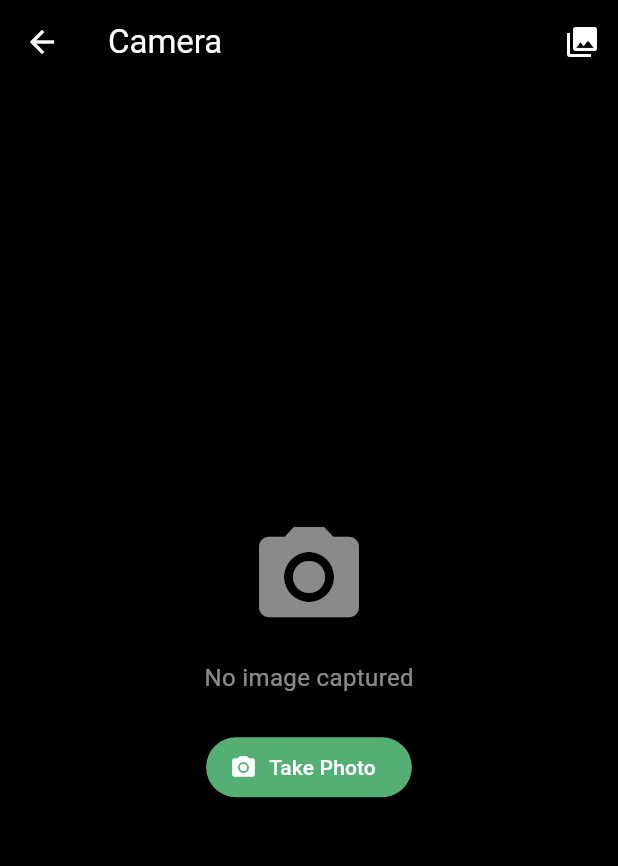
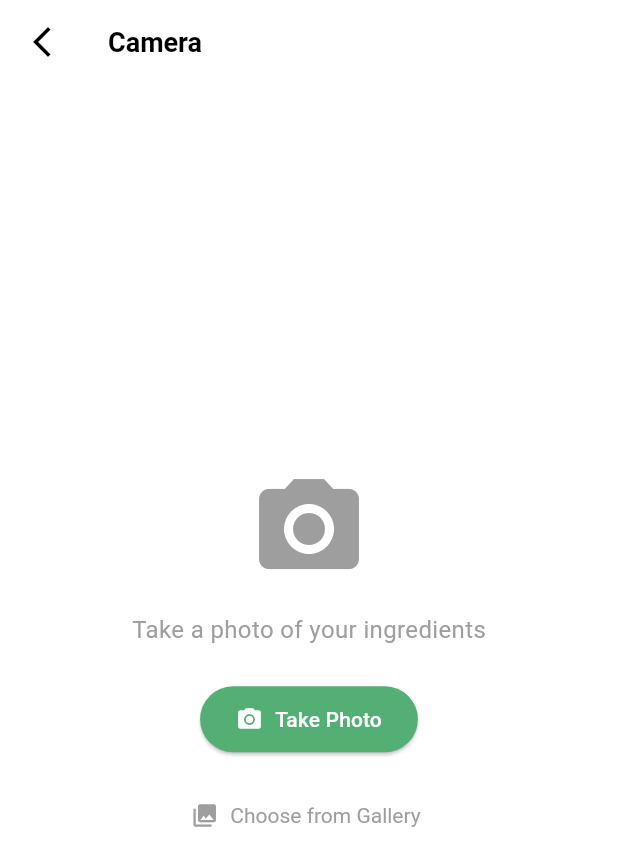
Before and after one commit to ReDine-Flutter-Project-G4/ReDine_Frontend, a Flutter app: the CameraPage screen opened directly, on a phone screen of 412 x 824 dp. Shown: the top 866 px of the screen. Run offline on Flutter 3.47's test engine with Material 3 defaults, Android fonts, the phone set to English and light mode, and no system bars; our stand-ins replace cloud_firestore, firebase_auth, firebase_core, flutter_svg, google_fonts, google_sign_in and 3 more; missing offline and left inert: colorful_iconify_flutter, iconify_flutter; accounts and stored records are empty; network calls fail; Roboto replaces fonts that are missing (Kanit).

Commit message:
Refactor camera and confirm pages for improved ingredient analysis flow and UI updates

```diff
--- a/lib/components/search_bar.dart
+++ b/lib/components/search_bar.dart
@@ -18,7 +18,7 @@ class SearchBarWidget extends StatelessWidget {
   Widget build(BuildContext context) {
     return SizedBox(
       height: 40,
-      width: 300,
+      width: double.infinity,
       child: SearchAnchor.bar(
         viewBackgroundColor: Colors.white,
         searchController: searchController,
--- a/lib/pages/camera_page.dart
+++ b/lib/pages/camera_page.dart
@@ -1,16 +1,16 @@
 import 'package:flutter/material.dart';
 import 'package:image_picker/image_picker.dart';
-import 'dart:io';
+
+import 'package:redine_frontend/pages/confirm_page.dart';
 
 class CameraPage extends StatefulWidget {
-  const CameraPage({Key? key}) : super(key: key);
+  const CameraPage({super.key});
 
   @override
   State<CameraPage> createState() => _CameraPageState();
 }
 
 class _CameraPageState extends State<CameraPage> {
-  XFile? _imageFile;
   final ImagePicker _picker = ImagePicker();
 
   Future<void> _openCamera() async {
@@ -21,15 +21,26 @@ class _CameraPageState extends State<CameraPage> {
         maxHeight: 1080,
         imageQuality: 85,
       );
-      if (pickedFile != null) {
-        setState(() {
-          _imageFile = pickedFile;
-        });
+      if (pickedFile != null && mounted) {
+        // Navigate to confirm page and wait for result
+        final result = await Navigator.push<List<String>>(
+          context,
+          MaterialPageRoute(
+            builder: (context) => ConfirmPage(imageFile: pickedFile),
+          ),
+        );
+
+        // If we got ingredients back, return them to the search page
+        if (result != null && result.isNotEmpty && mounted) {
+          Navigator.pop(context, result);
+        }
       }
     } catch (e) {
-      ScaffoldMessenger.of(context).showSnackBar(
-        SnackBar(content: Text('Error opening camera: $e')),
-      );
+      if (mounted) {
+        ScaffoldMessenger.of(
+          context,
+        ).showSnackBar(SnackBar(content: Text('Error opening camera: $e')));
+      }
     }
   }
 
@@ -41,15 +52,26 @@ class _CameraPageState extends State<CameraPage> {
         maxHeight: 1080,
         imageQuality: 85,
       );
-      if (pickedFile != null) {
-        setState(() {
-          _imageFile = pickedFile;
-        });
+      if (pickedFile != null && mounted) {
+        // Navigate to confirm page and wait for result
+        final result = await Navigator.push<List<String>>(
+          context,
+          MaterialPageRoute(
+            builder: (context) => ConfirmPage(imageFile: pickedFile),
+          ),
+        );
+
+        // If we got ingredients back, return them to the search page
+        if (result != null && result.isNotEmpty && mounted) {
+          Navigator.pop(context, result);
+        }
       }
     } catch (e) {
-      ScaffoldMessenger.of(context).showSnackBar(
-        SnackBar(content: Text('Error opening gallery: $e')),
-      );
+      if (mounted) {
+        ScaffoldMessenger.of(
+          context,
+        ).showSnackBar(SnackBar(content: Text('Error opening gallery: $e')));
+      }
     }
   }
 
@@ -65,43 +87,32 @@ class _CameraPageState extends State<CameraPage> {
   @override
   Widget build(BuildContext context) {
     return Scaffold(
-      backgroundColor: Colors.black,
+      backgroundColor: Colors.white,
       appBar: AppBar(
-        backgroundColor: Colors.black,
-        foregroundColor: Colors.white,
-        title: const Text('Camera'),
+        backgroundColor: Colors.white,
+        foregroundColor: Colors.black,
+        title: const Text(
+          'Camera',
+          style: TextStyle(fontSize: 18, fontWeight: FontWeight.bold),
+        ),
         leading: IconButton(
-          icon: const Icon(Icons.arrow_back),
+          icon: const Icon(
+            Icons.arrow_back_ios_new,
+            size: 24,
+            color: Colors.black,
+          ),
           onPressed: () => Navigator.pop(context),
         ),
-        actions: [
-          IconButton(
-            icon: const Icon(Icons.photo_library),
-            onPressed: _openGallery,
-            tooltip: 'Select from Gallery',
       ),
-        ],
-      ),
-      body: Column(
-        children: [
-          Expanded(
-            child: Center(
-              child: _imageFile == null
-                  ? Column(
+      body: Center(
+        child: Column(
           mainAxisAlignment: MainAxisAlignment.center,
           children: [
-                        const Icon(
-                          Icons.camera_alt,
-                          size: 80,
-                          color: Colors.white54,
-                        ),
+            const Icon(Icons.camera_alt, size: 80, color: Colors.grey),
             const SizedBox(height: 16),
             const Text(
-                          'No image captured',
-                          style: TextStyle(
-                            color: Colors.white54,
-                            fontSize: 16,
-                          ),
+              'Take a photo of your ingredients',
+              style: TextStyle(color: Colors.grey, fontSize: 16),
             ),
             const SizedBox(height: 24),
             ElevatedButton.icon(
@@ -111,60 +122,25 @@ class _CameraPageState extends State<CameraPage> {
               style: ElevatedButton.styleFrom(
                 backgroundColor: const Color(0xFF54AF75),
                 foregroundColor: Colors.white,
-                          ),
-                        ),
-                      ],
-                    )
-                  : ClipRRect(
-                      borderRadius: BorderRadius.circular(12),
-                      child: Image.file(
-                        File(_imageFile!.path),
-                        fit: BoxFit.contain,
+                padding: const EdgeInsets.symmetric(
+                  horizontal: 24,
+                  vertical: 12,
                 ),
               ),
             ),
+            const SizedBox(height: 16),
+            TextButton.icon(
+              onPressed: _openGallery,
+              icon: const Icon(Icons.photo_library, color: Colors.grey),
+              label: const Text(
+                'Choose from Gallery',
+                style: TextStyle(color: Colors.grey),
               ),
-          if (_imageFile != null)
-            Container(
-              padding: const EdgeInsets.all(16),
-              child: Row(
-                mainAxisAlignment: MainAxisAlignment.spaceEvenly,
-                children: [
-                  ElevatedButton.icon(
-                    onPressed: _openGallery,
-                    icon: const Icon(Icons.photo_library),
-                    label: const Text('Gallery'),
-                    style: ElevatedButton.styleFrom(
-                      backgroundColor: Colors.grey[800],
-                      foregroundColor: Colors.white,
-                    ),
-                  ),
-                  ElevatedButton.icon(
-                    onPressed: _openCamera,
-                    icon: const Icon(Icons.camera_alt),
-                    label: const Text('Retake'),
-                    style: ElevatedButton.styleFrom(
-                      backgroundColor: const Color(0xFF54AF75),
-                      foregroundColor: Colors.white,
-                    ),
-                  ),
-                  ElevatedButton.icon(
-                    onPressed: () {
-                      // TODO: Implement use photo functionality
-                      Navigator.pop(context, _imageFile);
-                    },
-                    icon: const Icon(Icons.check),
-                    label: const Text('Use Photo'),
-                    style: ElevatedButton.styleFrom(
-                      backgroundColor: const Color(0xFF54AF75),
-                      foregroundColor: Colors.white,
-                    ),
+              style: TextButton.styleFrom(foregroundColor: Colors.grey),
             ),
           ],
         ),
       ),
-        ],
-      ),
     );
   }
 }
```
Also changed, not shown: lib/pages/confirm_page.dart (+491 -0 lines), lib/pages/search_page.dart (+14 -2 lines). Lines whose indentation alone changed are shown as unchanged.
